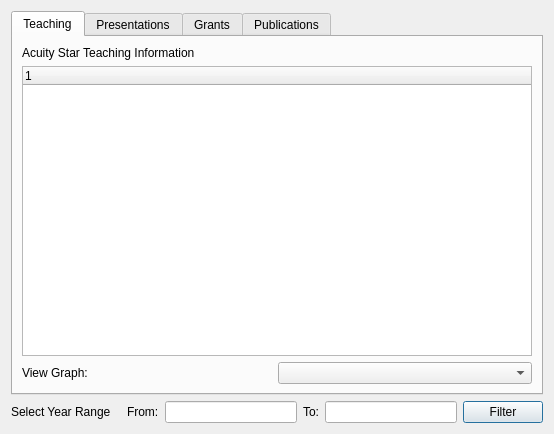
The window that Windows/summary_window.ui (mshubat-forked/cs3307-group-project) describes before a commit, drawn with Qt 5.
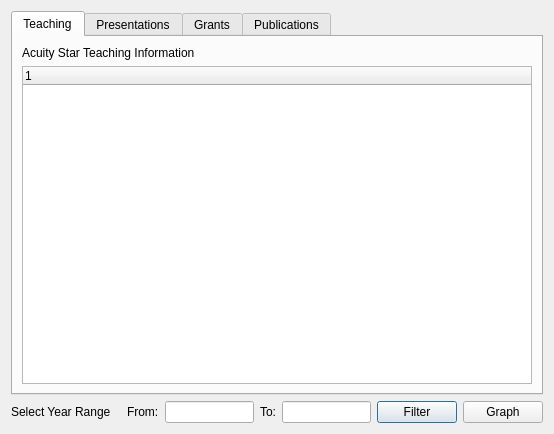
The same window after the commit. The open tabs and pages were chosen to show the change.

Commit message: Working summary and pie graph

Diff of the .ui file:
```diff
--- a/Windows/summary_window.ui
+++ b/Windows/summary_window.ui
@@ -45,20 +45,6 @@
          <property name="spacing">
           <number>1</number>
          </property>
-         <item>
-          <widget class="QLabel" name="label">
-           <property name="text">
-            <string>View Graph:</string>
-           </property>
-          </widget>
-         </item>
-         <item>
-          <widget class="QComboBox" name="graphComboBox_teach">
-           <property name="enabled">
-            <bool>true</bool>
-           </property>
-          </widget>
-         </item>
         </layout>
        </item>
       </layout>
@@ -239,6 +225,13 @@
        </property>
       </widget>
      </item>
+     <item>
+      <widget class="QPushButton" name="button_graph">
+       <property name="text">
+        <string>Graph</string>
+       </property>
+      </widget>
+     </item>
     </layout>
    </item>
   </layout>
```
Left out of the diff: 6 changed lines with no effect on the pictures. The commit also changes 25 other files.
